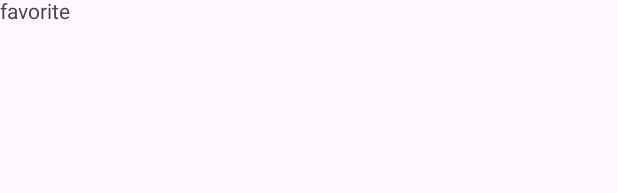
After one commit to Larry7939/Artventure, an Android app: the layout fragment_favorite.xml on its own in the app's theme, with its tools: preview values and no code run, on a phone screen of 412 x 824 dp. The commit adds this screen. Shown: the top 193 px of the screen. Run offline under Robolectric (Android 15) with nearby library versions, the phone set to English and light mode, and no system bars.

Commit message:
[feat] BottomNavigationView 구현
 - NavigationComponent 의존성 추가 및 적용
 - HomeFragment, SearchFragment, FavoriteFragment 추가

```diff
--- /dev/null
+++ b/app/src/main/res/layout/fragment_favorite.xml
@@ -0,0 +1,20 @@
+<?xml version="1.0" encoding="utf-8"?>
+<layout xmlns:android="http://schemas.android.com/apk/res/android"
+    xmlns:tools="http://schemas.android.com/tools"
+    xmlns:app="http://schemas.android.com/apk/res-auto">
+
+    <data>
+
+    </data>
+
+    <androidx.constraintlayout.widget.ConstraintLayout
+        android:layout_width="match_parent"
+        android:layout_height="match_parent"
+        tools:context=".presentation.screen.FavoriteFragment">
+        <TextView
+            android:layout_width="match_parent"
+            android:layout_height="match_parent"
+            android:text="favorite" />
+    </androidx.constraintlayout.widget.ConstraintLayout>
+
+</layout>
--- a/app/src/main/res/values/strings.xml
+++ b/app/src/main/res/values/strings.xml
@@ -2,4 +2,6 @@
     <string name="app_name">Artventure</string>
     <string name="menu_home">홈</string>
     <string name="menu_favorite">즐겨찾기</string>
+    <string name="label_home">Home</string>
+    <string name="label_favorite">Favorite</string>
 </resources>
```
Also changed, not shown: app/build.gradle (+8 -2 lines), app/src/main/java/com/artventure/artventure/MainActivity.kt (+31 -0 lines), app/src/main/java/com/artventure/artventure/presentation/screen/FavoriteFragment.kt (added, +16 -0 lines), app/src/main/java/com/artventure/artventure/presentation/screen/HomeFragment.kt (added, +18 -0 lines), app/src/main/java/com/artventure/artventure/presentation/screen/SearchFragment.kt (added, +13 -0 lines), app/src/main/res/layout/activity_main.xml (+11 -0 lines), app/src/main/res/layout/fragment_home.xml (added, +20 -0 lines), app/src/main/res/layout/fragment_search.xml (added, +20 -0 lines), app/src/main/res/navigation/nav_graph.xml (added, +33 -0 lines).
